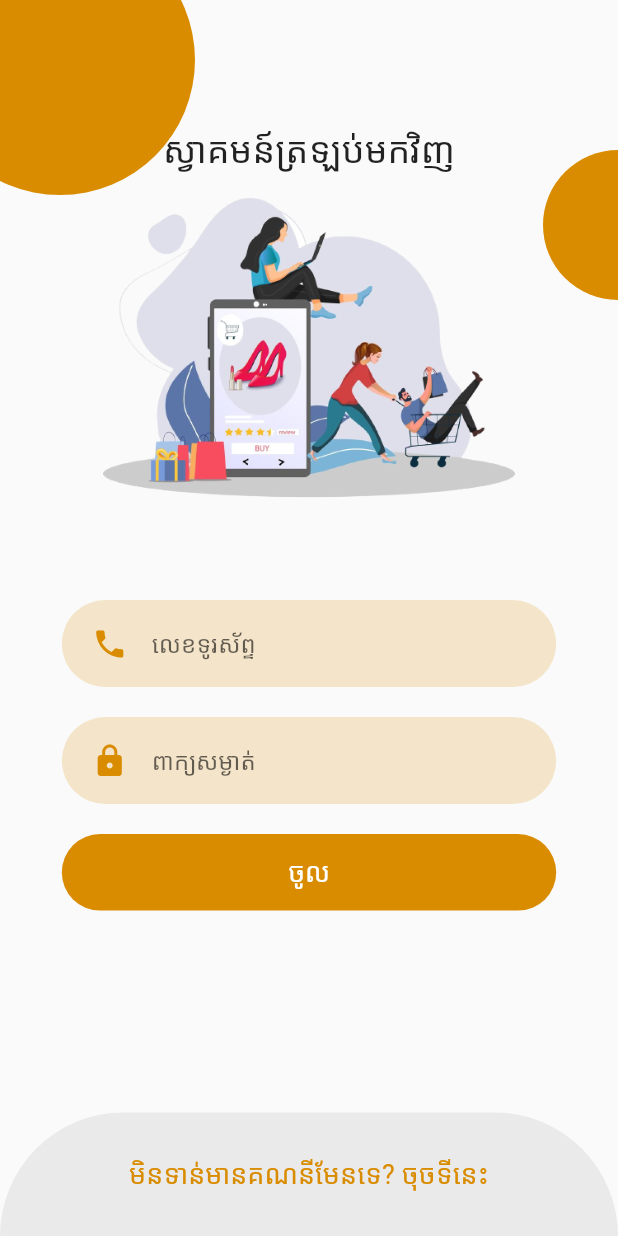
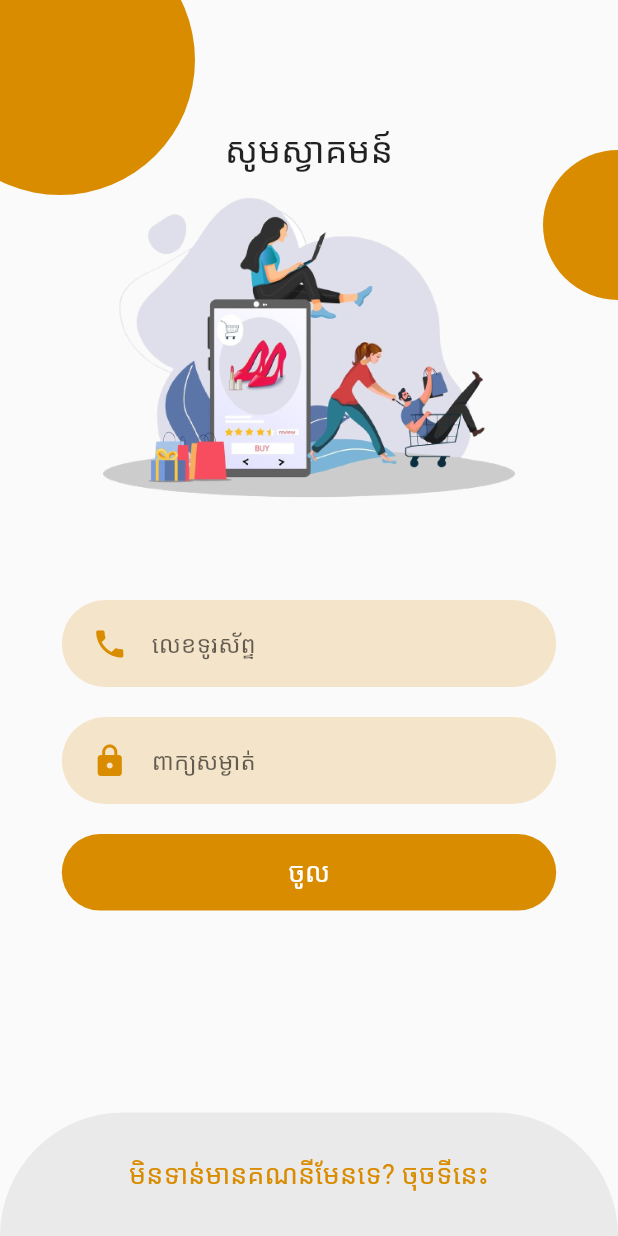
Before and after one commit to chhunlyyy/TINH-Mobile, a Flutter app: the LoginScreen screen opened directly, on a phone screen of 412 x 824 dp. Run offline on Flutter 3.47's test engine with Material 2 defaults, Android fonts, the phone set to English and light mode, and no system bars; our stand-ins replace carousel_slider, dio, flutter_easyrefresh, flutter_mobx, flutter_spinkit, flutter_staggered_animations and 2 more; generated files the repository leaves out were written again; statements that could not run were skipped.

Commit message:
fixed bug login screen

```diff
--- a/lib/screens/login/Screens/login/components/cancel_button.dart
+++ b/lib/screens/login/login_screen/components/cancel_button.dart
@@ -1,6 +1,6 @@
 import 'package:flutter/material.dart';
 
-import '../../../constants.dart';
+import '../../constants.dart';
 
 class CancelButton extends StatelessWidget {
   const CancelButton({Key? key, required this.isLogin, required this.animationDuration, required this.size, required this.animationController, required this.tapEvent}) : super(key: key);
--- a/lib/screens/login/Screens/login/components/login_form.dart
+++ b/lib/screens/login/login_screen/components/login_form.dart
@@ -33,7 +33,7 @@ class LoginForm extends StatelessWidget {
               mainAxisAlignment: MainAxisAlignment.center,
               children: [
                 Text(
-                  'ស្វាគមន៍ត្រឡប់មកវិញ',
+                  'សូមស្វាគមន៍',
                   style: TextStyle(fontSize: 24),
                 ),
                 Container(
```
Also changed, not shown: lib/screens/login/login_screen/login.dart (renamed from lib/screens/login/Screens/login/login.dart, +5 -4 lines), lib/screens/login/login_screen/components/register_form.dart (renamed from lib/screens/login/Screens/login/components/register_form.dart).
